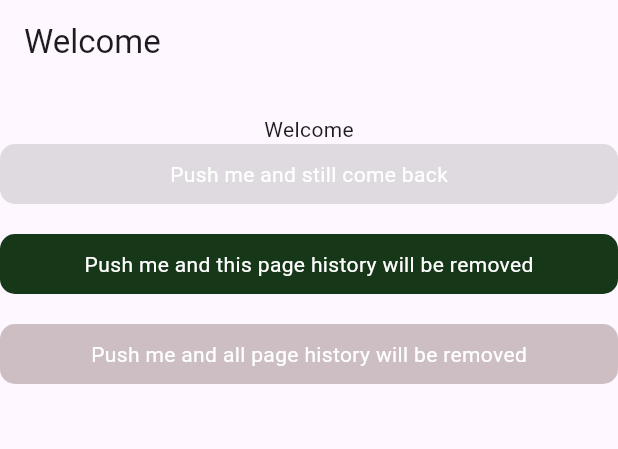
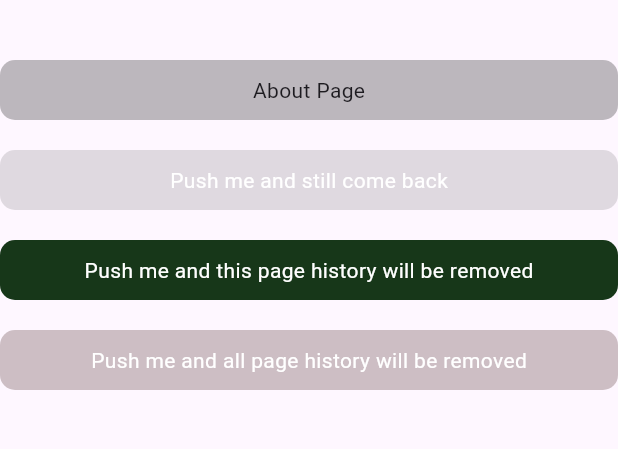
Before and after one commit to kkennymore/awesome_route, a Flutter app: the screen it shows after launch, on a phone screen of 412 x 824 dp, the part 84-533 px from its top. Run offline on Flutter 3.47's test engine with Material 3 defaults, Android fonts, the phone set to English and light mode, and no system bars.

Commit message:
AwesomeRoute Version v0.0.3 with example code

```diff
--- a/example/lib/main.dart
+++ b/example/lib/main.dart
@@ -1,8 +1,10 @@
 import 'package:awesome_route/animate_awesome_route.dart';
 import 'package:awesome_route/awesome_route.dart';
 import 'package:flutter/material.dart';
+import 'package:flutter/widgets.dart';
 
-void main() {
+void main() async {
+  await AwesomePagesRoute.routes();
   runApp(const MyApp());
 }
 
@@ -13,45 +15,14 @@ class MyApp extends StatelessWidget {
   @override
   Widget build(BuildContext context) {
     return MaterialApp(
-      title: 'AwesomeRoute Flutter Demo',
       theme: ThemeData(
         colorScheme: ColorScheme.fromSeed(seedColor: Colors.deepPurple),
         useMaterial3: true,
       ),
-      home: const MyHomePage(title: 'AwesomeRoute Navigation Demo'),
+      home: const HomePage(),
     );
   }
 }
-
-class MyHomePage extends StatefulWidget {
-  const MyHomePage({super.key, required this.title});
-  final String title;
-
-  @override
-  State<MyHomePage> createState() => _MyHomePageState();
-}
-
-class _MyHomePageState extends State<MyHomePage> {
-
-
-  @override
-  Widget build(BuildContext context) {
-
-    return Scaffold(
-      appBar: AppBar(
-        // TRY THIS: Try changing the color here to a specific color (to
-        // Colors.amber, perhaps?) and trigger a hot reload to see the AppBar
-        // change color while the other colors stay the same.
-        backgroundColor: Theme.of(context).colorScheme.inversePrimary,
-        // Here we take the value from the MyHomePage object that was created by
-        // the App.build method, and use it to set our appbar title.
-        title: Text(widget.title),
-      ),
-      body: const HomePage(),// This trailing comma makes auto-formatting nicer for build methods.
-    );
-  }
-}
-
 
 class AwesomeRouteDetail extends StatelessWidget {
   const AwesomeRouteDetail({super.key});
@@ -59,14 +30,12 @@ class AwesomeRouteDetail extends StatelessWidget {
   @override
   Widget build(BuildContext context) {
     return Scaffold(
-
       appBar: AppBar(
-        leading: AwesomeRoute.pop(context),//call the routex pop to go back
-        title: const Text("Routex Navigation Demo"),
+        leading: AwesomeRoute.pop(context), //call the routex pop to go back
       ),
       body: SingleChildScrollView(
         child: Container(
-          child:  Column(
+          child: Column(
             mainAxisAlignment: MainAxisAlignment.center,
             crossAxisAlignment: CrossAxisAlignment.center,
             children: [
@@ -82,65 +51,146 @@ class AwesomeRouteDetail extends StatelessWidget {
   }
 }
 
-class HomePage extends StatelessWidget {
-  const HomePage({super.key});
+class About extends StatelessWidget {
+  const About({super.key});
 
   @override
   Widget build(BuildContext context) {
-    return  Scaffold(
+    final arguments = AwesomeArguments.of(context)?.arguments;
+
+    return Scaffold(
       appBar: AppBar(
-        title: const Text("Welcome"),
+        backgroundColor: Theme.of(context).colorScheme.inversePrimary,
+        title: Text("AwesomeRoute ${arguments?['pageName']} Page"),
       ),
       body: SingleChildScrollView(
         child: Container(
-          child:  Column(
+          height: MediaQuery.of(context).size.height,
+          child: Center(
+            child: Column(
+              children: [
+                const SizedBox(height: 40),
+                Text("Hello ${arguments?['name']}"),
+                const SizedBox(height: 20),
+                AwesomeRoute.pushRoute(
+                  context: context,
+                  route: () => AwesomeRoute.go(
+                    context,
+                    "/home",
+                    animations: AnimateAwesomeRoute.scaleAndRotate,
+                  ),
+                  child: const Text("Go Back Home"),
+                ),
+                const SizedBox(height: 20),
+              ],
+            ),
+          ),
+        ),
+      ),
+    );
+  }
+}
+
+/// declare the page class
+class AwesomePagesRoute {
+  static Future<void> routes() async {
+    AwesomeRoute(pages: {
+      // about page
+      "/about": (context, arguments) => AwesomeArguments(
+            arguments: arguments ?? {},
+            page: const About(),
+          ),
+
+      // home page
+      "/home": (context, arguments) {
+        return const AwesomeArguments(
+          page: HomePage(),
+        );
+      },
+    });
+  }
+}
+
+class HomePage extends StatelessWidget {
+  const HomePage({super.key});
+  @override
+  Widget build(BuildContext context) {
+    return Scaffold(
+      appBar: AppBar(
+         title: const Text("AwesomeRoute Navigation Demo"),
+         backgroundColor: Theme.of(context).colorScheme.inversePrimary,
+      ),
+      body: SingleChildScrollView(
+        child: Container(
+          child: Column(
             mainAxisAlignment: MainAxisAlignment.center,
             crossAxisAlignment: CrossAxisAlignment.center,
             children: [
               const SizedBox(height: 20),
-              Container(
-                child: const Text("Welcome"),
+              const SizedBox(height: 20),
+              AwesomeRoute.pushRoute(
+                context: context,
+                route: () => AwesomeRoute.go(context,
+                "/about",
+                animations: AnimateAwesomeRoute.rotateY,
+                arguments: {"name": "Jon Doe", "pageName":"About"},
                 ),
+                child: const Text("About Page"),
+              ),
+              const SizedBox(height: 20),
               AwesomeRoute.push(
                 context: context,
                 page: const AwesomeRouteDetail(),
-                child: const Text("Push me and still come back",
+                child: const Text(
+                  "Push me and still come back",
                   style: TextStyle(
                     color: Colors.white,
-                ),),
-                animationType: AnimateAwesomeRoute.fade,//optional
-                duration: const Duration(seconds: 1),//optional
-                backgroundColor: Colors.black12,//optional
-                borderRadius: 10.0,//optional
-                padding: const EdgeInsets.symmetric(vertical: 10.0, horizontal: 20.0),//optional
+                  ),
+                ),
+                animationType: AnimateAwesomeRoute.fade, //optional
+                duration: const Duration(seconds: 1), //optional
+                backgroundColor: Colors.black12, //optional
+                borderRadius: 10.0, //optional
+                padding: const EdgeInsets.symmetric(
+                    vertical: 10.0, horizontal: 20.0), //optional
               ),
               const SizedBox(height: 20.0),
               AwesomeRoute.pushAndClear(
                 context: context,
                 page: const AwesomeRouteDetail(),
-                child: const Text("Push me and this page history will be removed",
+                child: const Text(
+                  "Push me and this page history will be removed",
                   style: TextStyle(
                     color: Colors.white,
-                ),),
-                animationType: AnimateAwesomeRoute.translateRightToLeft,//optional
-                duration: const Duration(seconds: 1),//optional
-                backgroundColor:const Color.fromARGB(255, 23, 55, 25),//optional
-                borderRadius: 10.0,//optional
-                padding: const EdgeInsets.symmetric(vertical: 10.0, horizontal: 20.0),//optional
+                  ),
+                ),
+                animationType:
+                    AnimateAwesomeRoute.translateRightToLeft, //optional
+                duration: const Duration(seconds: 1), //optional
+                backgroundColor:
+                    const Color.fromARGB(255, 23, 55, 25), //optional
+                borderRadius: 10.0, //optional
+                padding: const EdgeInsets.symmetric(
+                    vertical: 10.0, horizontal: 20.0), //optional
               ),
               const SizedBox(height: 20.0),
               AwesomeRoute.pushAndClearAll(
                 context: context,
                 page: const AwesomeRouteDetail(),
-                child: const Text("Push me and all page history will be removed",
+                child: const Text(
+                  "Push me and all page history will be removed",
                   style: TextStyle(
                     color: Colors.white,
-                ),),
-                animationType: AnimateAwesomeRoute.opacityAndSlideFromDown,//optional
-                duration: const Duration(seconds: 1),//optional
-                backgroundColor:const Color.fromARGB(66, 65, 27, 27),//optional
-                borderRadius: 10.0,//optional
-                padding: const EdgeInsets.symmetric(vertical: 10.0, horizontal: 20.0),//optional
+                  ),
+                ),
+                animationType:
+                    AnimateAwesomeRoute.opacityAndSlideFromDown, //optional
+                duration: const Duration(seconds: 1), //optional
+                backgroundColor:
+                    const Color.fromARGB(66, 65, 27, 27), //optional
+                borderRadius: 10.0, //optional
+                padding: const EdgeInsets.symmetric(
+                    vertical: 10.0, horizontal: 20.0), //optional
               ),
 
               ///check the documentation to implement the rest
--- a/example/pubspec.yaml
+++ b/example/pubspec.yaml
@@ -30,7 +30,8 @@ environment:
 dependencies:
   flutter:
     sdk: flutter
-  awesome_route: ^0.0.2
+  awesome_route:
+    path: ../../awesome_route
 
 
   # The following adds the Cupertino Icons font to your application.
--- a/lib/awesome_route.dart
+++ b/lib/awesome_route.dart
@@ -91,6 +91,8 @@ class AwesomeRoute {
       child: child,
     );
   }
+
+static pop(context) => Navigator.pop(context);
 
 /// with this route you can simply navigate to another page with all the previous navigation state
   /// kept intact excpet the immediate parent, it will remove the just left page from the navigation history
```
Also changed, not shown: example/pubspec.lock. Lines whose indentation alone changed are shown as unchanged.
